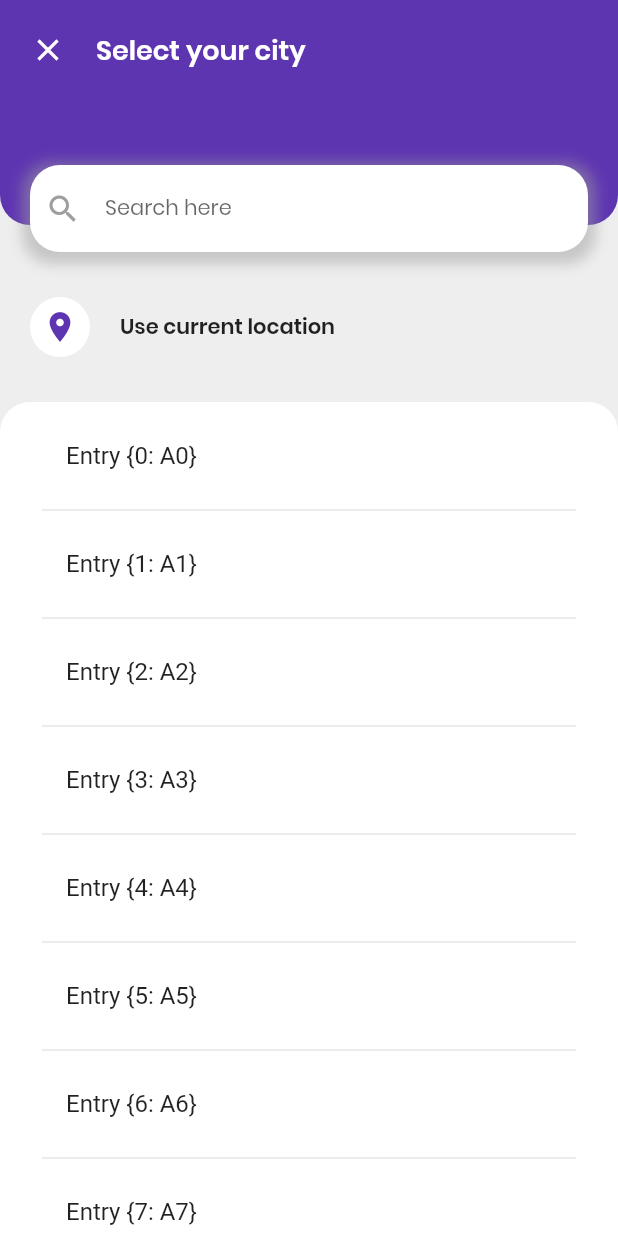
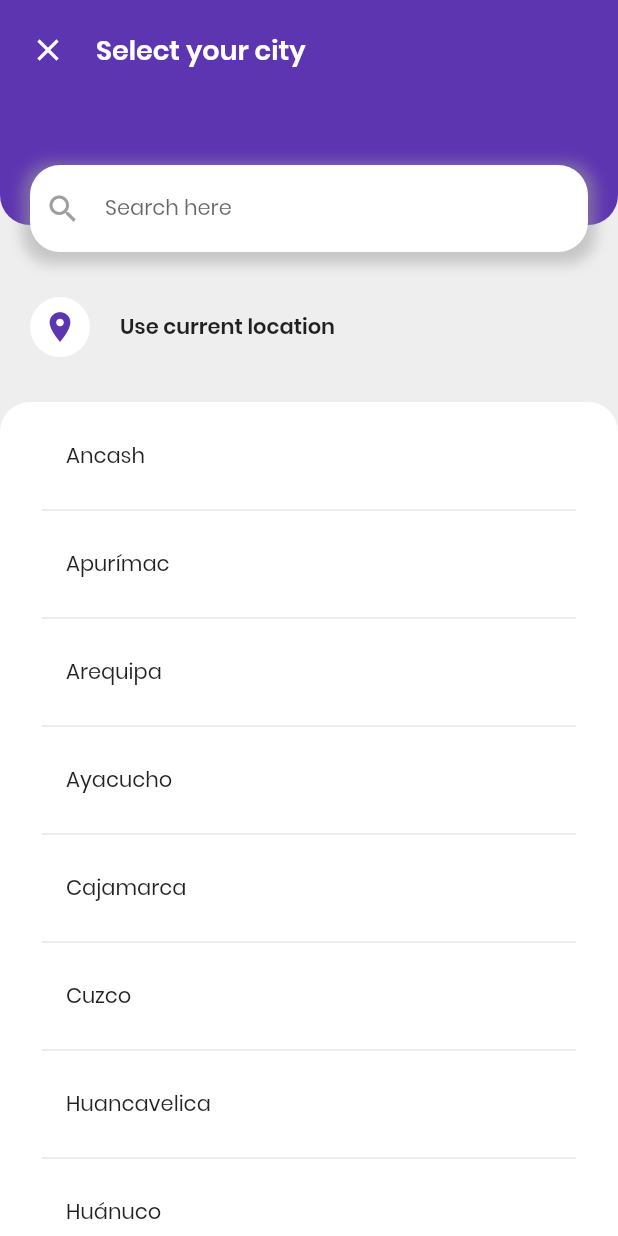
Before and after one commit to innovadeveloper/medec_flutter, a Flutter app: the screen it shows after launch, on a phone screen of 412 x 824 dp. Run offline on Flutter 3.47's test engine with Material 2 defaults, Android fonts, the phone set to English and light mode, and no system bars.

Commit message:
listview with style poppins in text

```diff
--- a/lib/pages/selection_city.dart
+++ b/lib/pages/selection_city.dart
@@ -4,6 +4,30 @@ class SelectionCity extends StatelessWidget {
   SelectionCity({Key key}) : super(key: key);
   static const PADDING_PRIMARY_VIEW = 20.0;  // APP BAR, CARDVIEWS
   static const ROUND_PRIMARY_VIEW = 20.0;  // TEXTFIELD, CARD
+
+  static const DEPARTMENTS_DATA= ["Ancash",
+    "Apurímac",
+    "Arequipa",
+    "Ayacucho",
+    "Cajamarca",
+    "Cuzco",
+    "Huancavelica",
+    "Huánuco",
+    "Ica",
+    "Junín",
+    "La Libertad",
+    "Lambayeque",
+    "Lima",
+    "Loreto",
+    "Madre de Dios",
+    "Moquegua",
+    "Pasco",
+    "Piura",
+    "Puno",
+    "San Martin",
+    "Tacna",
+    "Tumbes",
+    "Ucayali"];
 
   @override
   Widget build(BuildContext context) {
@@ -160,9 +184,6 @@ class SelectionCity extends StatelessWidget {
   }
 
   Widget _listViewDepartmentsBody(BuildContext context) {
-    final elementsList = _listElements(20); // only test
-    var roundCorner = 20.0;
-
     return Container(
       padding: EdgeInsets.symmetric(
         horizontal: PADDING_PRIMARY_VIEW,
@@ -170,18 +191,19 @@ class SelectionCity extends StatelessWidget {
       decoration: BoxDecoration(
         color: Colors.white,
         borderRadius: BorderRadius.only(
-          topLeft: Radius.circular(roundCorner),
-          topRight: Radius.circular(roundCorner),
+          topLeft: Radius.circular(ROUND_PRIMARY_VIEW),
+          topRight: Radius.circular(ROUND_PRIMARY_VIEW),
         ),
       ),
       child: ListView.builder(
           padding: const EdgeInsets.all(8),
-          itemCount: elementsList.length,
+          itemCount: DEPARTMENTS_DATA.length,
           itemBuilder: (BuildContext context, int index) {
             return Column(children: [
               ListTile(
                 title: Text(
-                  'Entry ${elementsList[index]}',
+                  '${DEPARTMENTS_DATA[index]}',
+                  style: Theme.of(context).textTheme.headline6,
                 ),
               ),
               Divider(
@@ -202,14 +224,3 @@ class SelectionCity extends StatelessWidget {
 
   Widget _widget(BuildContext context) {}
 }
-
-// TextField(
-//   decoration: InputDecoration(
-//     border: InputBorder.none,
-//     hintText: 'Search here',
-//   ),
-//   maxLines: 1,
-//   style: Theme.of(context).textTheme.headline6.copyWith(
-//         height: 1,
-//       ),
-// ),
```
